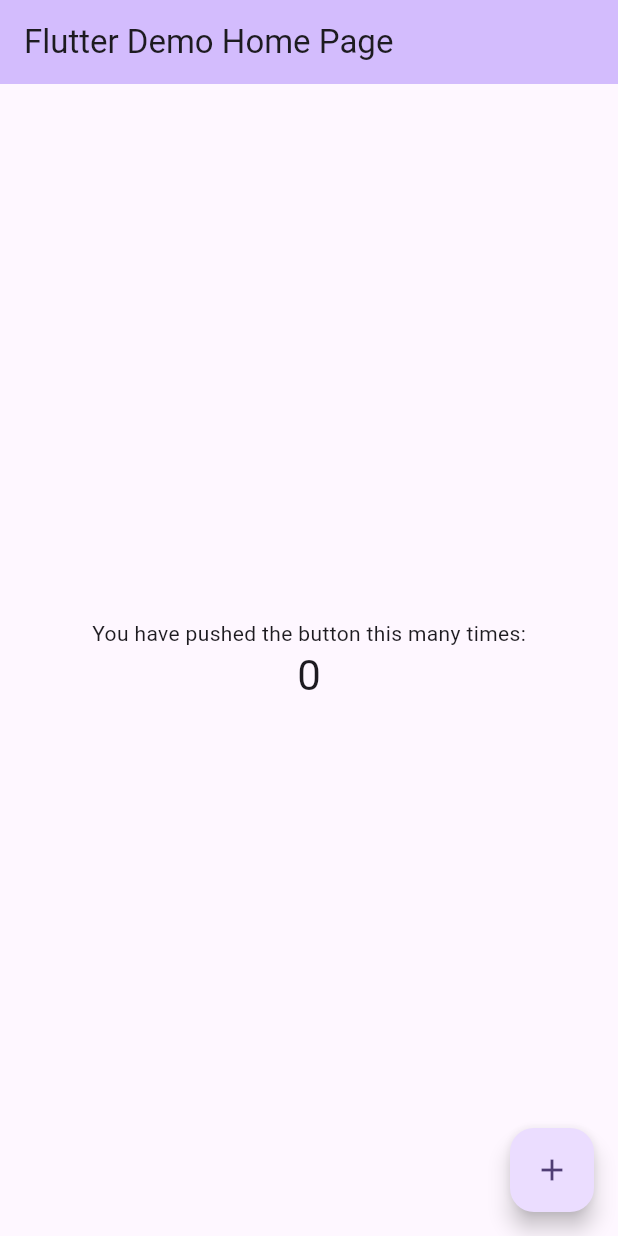
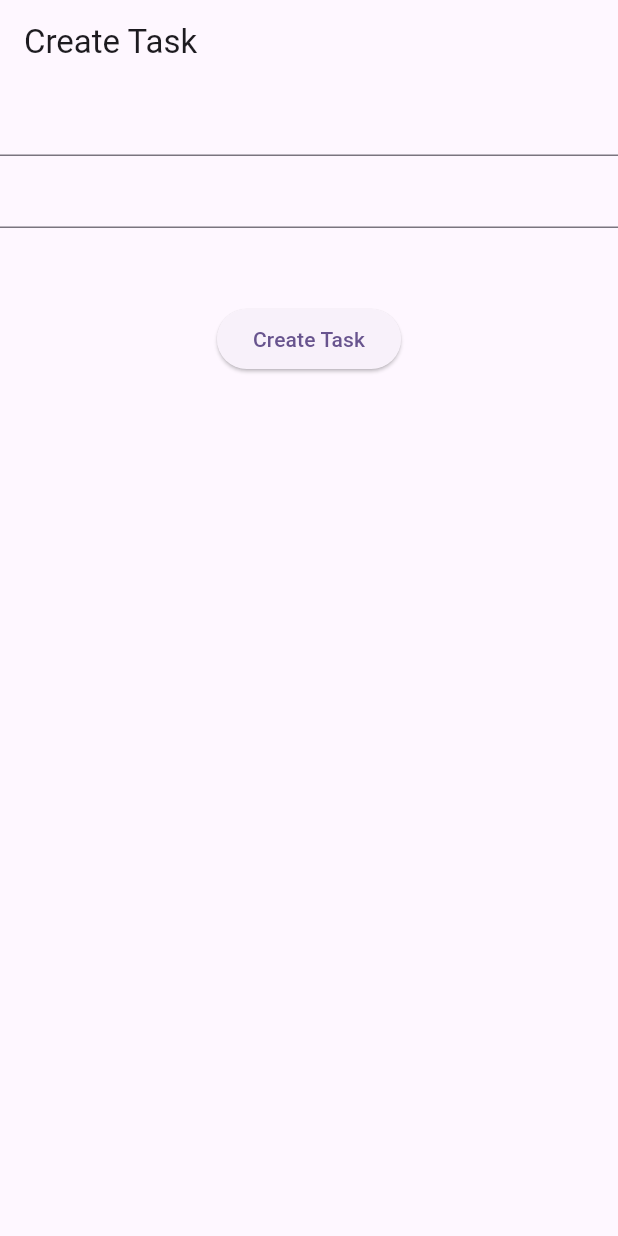
Before and after one commit to MuhammadAliKust/AAS_Backend, a Flutter app: the screen it shows after launch, on a phone screen of 412 x 824 dp. Run offline on Flutter 3.47's test engine with Material 3 defaults, Android fonts, the phone set to English and light mode, and no system bars; our stand-ins replace cloud_firestore; accounts and stored records are empty.

Commit message:
Create Task Done

```diff
--- /dev/null
+++ b/lib/create_task.dart
@@ -0,0 +1,46 @@
+import 'package:ammar_sajjad_backend/models/task.dart';
+import 'package:ammar_sajjad_backend/services/task.dart';
+import 'package:flutter/material.dart';
+
+class CreateTaskView extends StatelessWidget {
+  CreateTaskView({super.key});
+
+  TextEditingController nameController = TextEditingController();
+  TextEditingController descriptionController = TextEditingController();
+
+  @override
+  Widget build(BuildContext context) {
+    return Scaffold(
+      appBar: AppBar(
+        title: Text("Create Task"),
+      ),
+      body: Column(
+        children: [
+          TextField(
+            controller: nameController,
+          ),
+          TextField(
+            controller: descriptionController,
+          ),
+          SizedBox(
+            height: 50,
+          ),
+          ElevatedButton(
+              onPressed: () async {
+                try {
+                  await TaskServices().createTask(TaskModel(
+                      title: nameController.text,
+                      isCompleted: false,
+                      time: DateTime.now().millisecondsSinceEpoch,
+                      description: descriptionController.text));
+                } catch (e) {
+                  ScaffoldMessenger.of(context)
+                      .showSnackBar(SnackBar(content: Text(e.toString())));
+                }
+              },
+              child: Text("Create Task"))
+        ],
+      ),
+    );
+  }
+}
--- a/lib/main.dart
+++ b/lib/main.dart
@@ -1,3 +1,4 @@
+import 'package:ammar_sajjad_backend/create_task.dart';
 import 'package:flutter/material.dart';
 
 void main() {
@@ -31,7 +32,7 @@ class MyApp extends StatelessWidget {
         colorScheme: ColorScheme.fromSeed(seedColor: Colors.deepPurple),
         useMaterial3: true,
       ),
-      home: const MyHomePage(title: 'Flutter Demo Home Page'),
+      home: CreateTaskView(),
     );
   }
 }
--- a/lib/models/task.dart
+++ b/lib/models/task.dart
@@ -9,37 +9,33 @@ TaskModel taskModelFromJson(String str) => TaskModel.fromJson(json.decode(str));
 String taskModelToJson(TaskModel data) => json.encode(data.toJson());
 
 class TaskModel {
+  final String? docId;
   final String? title;
   final String? description;
-  final String? image;
-  final String? docId;
-  final String? time;
   final bool? isCompleted;
+  final int? time;
 
   TaskModel({
+    this.docId,
     this.title,
     this.description,
-    this.image,
-    this.docId,
+    this.isCompleted,
     this.time,
-    this.isCompleted,
   });
 
   factory TaskModel.fromJson(Map<String, dynamic> json) => TaskModel(
+    docId: json["docID"],
     title: json["title"],
     description: json["description"],
-    image: json["image"],
-    docId: json["docID"],
+    isCompleted: json["isCompleted"],
     time: json["time"],
-    isCompleted: json["isCompleted"],
   );
 
   Map<String, dynamic> toJson() => {
+    "docID": docId,
     "title": title,
     "description": description,
-    "image": image,
-    "docID": docId,
+    "isCompleted": isCompleted,
     "time": time,
-    "isCompleted": isCompleted,
   };
 }
```
